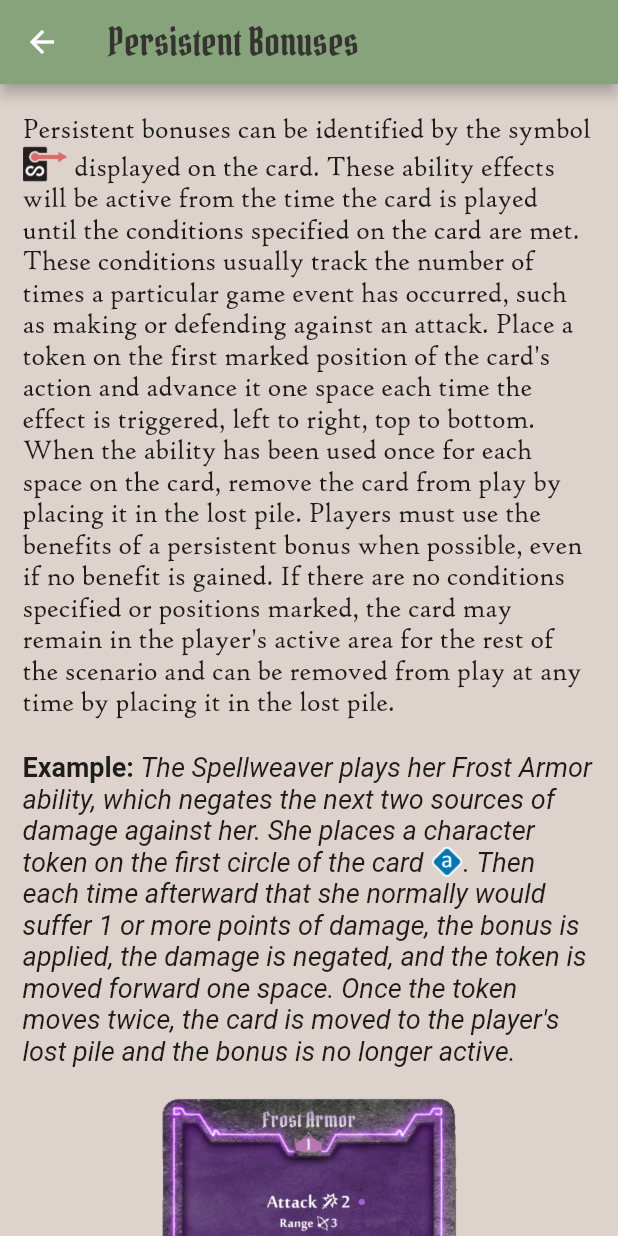
After one commit to schmeff/gloomhaven_reference_guide, a Flutter app: the ActiveBonuses screen opened by its route, after a tap on "Persistent Bonuses", on a phone screen of 412 x 824 dp. The commit adds this screen. Run offline on Flutter 3.47's test engine with Material 2 defaults, Android fonts, the phone set to English and light mode, and no system bars.

Commit message:
active bonuses, persistent bonuses, round bonuses, shield, retaliate, and heal

```diff
--- /dev/null
+++ b/lib/activeBonuses/active_bonuses.dart
@@ -0,0 +1,151 @@
+import 'package:flutter/material.dart';
+
+import '../common/rule_title.dart';
+
+class ActiveBonuses extends StatelessWidget {
+  static const routeName = '/activeBonuses';
+
+  @override
+  Widget build(BuildContext context) {
+    return Scaffold(
+      backgroundColor: Color.fromRGBO(222, 210, 204, 1),
+      appBar: RuleTitle("Active Bonuses", 56),
+      body: Container(
+          margin: EdgeInsets.only(left: 15, right: 15),
+          child: SingleChildScrollView(
+            child: Column(
+              children: <Widget>[
+                RichText(
+                  text: TextSpan(
+                    style: Theme.of(context).textTheme.body1,
+                    children: [
+                      TextSpan(
+                          text: '\nSome abilities can give a character, or his or her abilities, bonuses on other abilities, either persistently until certain conditions ' +
+                              'are fulfilled or for the rest of the round. These abilities are denoted with symbols, and the cards with these effects are playing' +
+                              ' into the active area in front of the player to keep track of these bonuses.\n'),
+                    ],
+                  ),
+                ),
+                RaisedButton(
+                  onPressed: () {
+                    Navigator.pushNamed(context, '/persistentBonuses');
+                  },
+                  child: Row(
+                    mainAxisAlignment: MainAxisAlignment.center,
+                    children: <Widget>[
+                      Container(
+                        margin: EdgeInsets.only(top: 15, bottom: 15),
+                        child: Text(
+                          'Persistent Bonuses',
+                          style: TextStyle(
+                            fontSize: 22,
+                            fontWeight: FontWeight.bold
+                          ),
+                        ),
+                      )
+                    ],
+                  ),
+                ),
+                const SizedBox(height: 10),
+                RaisedButton(
+                  onPressed: () {
+                    Navigator.pushNamed(context, '/roundBonuses');
+                  },
+                  child: Row(
+                    mainAxisAlignment: MainAxisAlignment.center,
+                    children: <Widget>[
+                      Container(
+                        margin: EdgeInsets.only(top: 15, bottom: 15),
+                        child: Text(
+                          'Round Bonuses',
+                          style: TextStyle(
+                            fontSize: 22,
+                            fontWeight: FontWeight.bold
+                          ),
+                        ),
+                      )
+                    ],
+                  ),
+                ),
+                const SizedBox(height: 40),
+                RaisedButton(
+                  onPressed: () {
+                    Navigator.pushNamed(context, '/shield');
+                  },
+                  child: Row(
+                    mainAxisAlignment: MainAxisAlignment.center,
+                    children: <Widget>[
+                      Container(
+                        child: Image(
+                          image: AssetImage('images/shield_icon.png'),
+                          width: 40,
+                        ),
+                        margin: EdgeInsets.only(top: 10, bottom: 10, right: 10),
+                      ),
+                      Text(
+                        'Shield',
+                        style: TextStyle(
+                          fontSize: 22,
+                          fontWeight: FontWeight.bold
+                        ),
+                      )
+                    ],
+                  ),
+                ),
+                const SizedBox(height: 10),
+                RaisedButton(
+                  onPressed: () {
+                    Navigator.pushNamed(context, '/retaliate');
+                  },
+                  child: Row(
+                    mainAxisAlignment: MainAxisAlignment.center,
+                    children: <Widget>[
+                      Container(
+                        child: Image(
+                          image: AssetImage('images/retaliate_icon.png'),
+                          width: 40,
+                        ),
+                        margin: EdgeInsets.only(top: 7, bottom: 7, right: 10),
+                      ),
+                      Text(
+                        'Retaliate',
+                        style: TextStyle(
+                          fontSize: 22,
+                          fontWeight: FontWeight.bold
+                        ),
+                      )
+                    ],
+                  ),
+                ),
+                const SizedBox(height: 10),
+                RaisedButton(
+                  onPressed: () {
+                    Navigator.pushNamed(context, '/heal');
+                  },
+                  child: Row(
+                    mainAxisAlignment: MainAxisAlignment.center,
+                    children: <Widget>[
+                      Container(
+                        child: Image(
+                          image: AssetImage('images/heal_icon.png'),
+                          width: 40,
+                        ),
+                        margin: EdgeInsets.only(top: 5, bottom: 5, right: 10),
+                      ),
+                      Text(
+                        'Heal',
+                        style: TextStyle(
+                          fontSize: 22,
+                          fontWeight: FontWeight.bold
+                        ),
+                      )
+                    ],
+                  ),
+                ),
+                const SizedBox(height: 10),
+              ],
+            ),
+          )),
+    );
+  }
+}
--- /dev/null
+++ b/lib/persistentBonuses/persistent_bonuses.dart
@@ -0,0 +1,150 @@
+import 'package:flutter/material.dart';
+import 'package:gloomhaven_reference_guide/common/reference_letter_image.dart';
+
+import '../common/rule_title.dart';
+
+class PersistentBonuses extends StatelessWidget {
+  static const routeName = '/persistentBonuses';
+
+  @override
+  Widget build(BuildContext context) {
+    return Scaffold(
+      backgroundColor: Color.fromRGBO(222, 210, 204, 1),
+      appBar: RuleTitle("Persistent Bonuses", 56),
+      body: Container(
+          margin: EdgeInsets.only(left: 15, right: 15),
+          child: SingleChildScrollView(
+            child: Column(
+              children: <Widget>[
+                RichText(
+                  text: TextSpan(
+                    style: Theme.of(context).textTheme.body1,
+                    children: [
+                      TextSpan(
+                          text:
+                              '\nPersistent bonuses can be identified by the symbol '),
+                      WidgetSpan(
+                        child: Image(
+                          image: AssetImage('images/persistent_bonus.png'),
+                          width: 30,
+                        ),
+                      ),
+                      TextSpan(
+                          text: ' displayed on the card. These ability effects will be active from the time the card is ' +
+                              'played until the conditions specified on the card are met. These conditions usually track the number of times a particular game event has' +
+                              ' occurred, such as making or defending against an attack. Place a token on the first marked position of the card\'s action and advance it' +
+                              ' one space each time the effect is triggered, left to right, top to bottom. When the ability has been used once for each space on the card, ' +
+                              'remove the card from play by placing it in the lost pile. Players must use the benefits of a persistent bonus when possible, even if no benefit' +
+                              ' is gained. If there are no conditions specified or positions marked, the card may remain in the player\'s active area for the rest of the ' +
+                              'scenario and can be removed from play at any time by placing it in the lost pile.\n'),
+                    ],
+                  ),
+                ),
+                RichText(
+                  text: TextSpan(
+                    style: Theme.of(context).textTheme.body1,
+                    children: [
+                      TextSpan(
+                          text: 'Example: ',
+                          style: TextStyle(fontWeight: FontWeight.bold)),
+                      TextSpan(
+                        text:
+                            'The Spellweaver plays her Frost Armor ability, which negates the next two sources of damage against her. She places a character token on ' +
+                                'the first circle of the card ',
+                        style: TextStyle(fontStyle: FontStyle.italic),
+                      ),
+                      WidgetSpan(
+                        child: ReferenceLetterImage('a'),
+                      ),
+                      TextSpan(
+                        text: '. Then each time afterward that she normally would suffer 1 or more points of damage, the bonus is applied, the damage is negated, and the token' +
+                            ' is moved forward one space. Once the token moves twice, the card is moved to the player\'s lost pile and the bonus is no longer active.\n',
+                        style: TextStyle(fontStyle: FontStyle.italic),
+                      ),
+                    ],
+                  ),
+                ),
+                Container(
+                  width: 200,
+                  child: Image(
+                    image: AssetImage('images/frost_armor_card.png'),
+                  ),
+                  margin: EdgeInsets.only(bottom: 15),
+                ),
+                Row(
+                  mainAxisAlignment: MainAxisAlignment.spaceBetween,
+                  children: <Widget>[
+                    Expanded(
+                      flex: 1,
+                      child: Container(
+                        margin: EdgeInsets.only(left: 5, right: 5),
+                        child: Image(
+                          image: AssetImage('images/brute_token_icon.png'),
+                        ),
+                      ),
+                    ),
+                    Expanded(
+                      flex: 1,
+                      child: Container(
+                        margin: EdgeInsets.only(left: 5, right: 5),
+                        child: Image(
+                          image: AssetImage('images/cragheart_token_icon.png'),
+                        ),
+                      ),
+                    ),
+                    Expanded(
+                      flex: 1,
+                      child: Container(
+                        margin: EdgeInsets.only(left: 5, right: 5),
+                        child: Image(
+                          image: AssetImage('images/mindthief_token_icon.png'),
+                        ),
+                      ),
+                    ),
+                    Expanded(
+                      flex: 1,
+                      child: Container(
+                        margin: EdgeInsets.only(left: 5, right: 5),
+                        child: Image(
+                          image: AssetImage('images/scroundrel_token_icon.png'),
+                        ),
+                      ),
+                    ),
+                    Expanded(
+                      flex: 1,
+                      child: Container(
+                        margin: EdgeInsets.only(left: 5, right: 5),
+                        child: Image(
+                          image: AssetImage('images/spellweaver_token_icon.png'),
+                        ),
+                      ),
+                    ),
+                    Expanded(
+                      flex: 1,
+                      child: Container(
+                        margin: EdgeInsets.only(left: 5, right: 5),
+                        child: Image(
+                          image: AssetImage('images/tinkerer_token_icon.png'),
+                        ),
+                      ),
+                    ),
+                  ],
+                ),
+                SizedBox(height: 5),
+                RichText(
+                  text: TextSpan(
+                    style: Theme.of(context).textTheme.body1,
+                    children: [
+                      TextSpan(
+                        text: 'Examples of Character Tokens\n',
+                        style: TextStyle(fontStyle: FontStyle.italic),
+                      ),
+                    ],
+                  ),
+                ),
+              ],
+            ),
+          )),
+    );
+  }
+}
--- /dev/null
+++ b/lib/roundBonuses/round_bonuses.dart
@@ -0,0 +1,69 @@
+import 'package:flutter/material.dart';
+
+import '../common/rule_title.dart';
+
+class RoundBonuses extends StatelessWidget {
+  static const routeName = '/roundBonuses';
+
+  @override
+  Widget build(BuildContext context) {
+    return Scaffold(
+      backgroundColor: Color.fromRGBO(222, 210, 204, 1),
+      appBar: RuleTitle("Round Bonuses", 56),
+      body: Container(
+          margin: EdgeInsets.only(left: 15, right: 15),
+          child: SingleChildScrollView(
+            child: Column(
+              children: <Widget>[
+                RichText(
+                  text: TextSpan(
+                    style: Theme.of(context).textTheme.body1,
+                    children: [
+                      TextSpan(text: '\nRound bonuses will have this sybmol  '),
+                      WidgetSpan(
+                        child: Image(
+                          image: AssetImage('images/round_bonus.png'),
+                          width: 30,
+                        ),
+                      ),
+                      TextSpan(
+                          text: ' on the card. The effect of the ability will be active from the time the card is played until the end' +
+                              ' of the round, at which point the card will be placed in the player\'s discard or lost pile (depending on' +
+                              ' whether the action also contains a '),
+                      WidgetSpan(
+                        child: Image(
+                          image: AssetImage('images/lost.png'),
+                          width: 25,
+                        ),
+                      ),
+                      TextSpan(text: ' symbol).\n'),
+                    ],
+                  ),
+                ),
+                RichText(
+                  text: TextSpan(
+                    style: Theme.of(context).textTheme.body1,
+                    children: [
+                      TextSpan(
+                          text:
+                              'Even though a bonus card is placed in the active area, it is still considered discarded or lost, depending on whether the action ' +
+                                  'also contains a '),
+                      WidgetSpan(
+                        child: Image(
+                          image: AssetImage('images/lost.png'),
+                          width: 25,
+                        ),
+                      ),
+                      TextSpan(
+                          text:
+                              ' symbol. At any time, these cards can be moved to the appropriate pile, however, doing so immediately removes any bonuses that' +
+                                  ' were being applied by the card.\n'),
+                    ],
+                  ),
+                ),
+              ],
+            ),
+          )),
+    );
+  }
+}
--- a/lib/routes.dart
+++ b/lib/routes.dart
@@ -33,6 +33,12 @@ import './invisible/invisible.dart';
 import './strengthen/strengthen.dart';
 import './bless/bless.dart';
 import './elementalInfusions/elemental_infusion.dart';
+import './activeBonuses/active_bonuses.dart';
+import './persistentBonuses/persistent_bonuses.dart';
+import './roundBonuses/round_bonuses.dart';
+import './shield/shield.dart';
+import './retaliate/retaliate.dart';
+import './heal/heal.dart';
 
 
 import './rule_description.dart';
@@ -74,6 +80,12 @@ class Routes {
     Strengthen.routeName: (context) => Strengthen(),
     Bless.routeName: (context) => Bless(),
     ElementalInfusions.routeName: (context) => ElementalInfusions(),
+    ActiveBonuses.routeName: (context) => ActiveBonuses(),
+    PersistentBonuses.routeName: (context) => PersistentBonuses(),
+    RoundBonuses.routeName: (context) => RoundBonuses(),
+    Shield.routeName: (context) => Shield(),
+    Heal.routeName: (context) => Heal(),
+    Retaliate.routeName: (context) => Retaliate(),
     RuleDescription.routeName: (context) => RuleDescription(),
   };
 
--- a/lib/rules.dart
+++ b/lib/rules.dart
@@ -404,7 +404,15 @@ class Rules {
           ' choose which element is created or consumed.'
     },
     {
-      'title': 'Persistent Bonus',
+      'title': 'Active Bonuses',
+      'route': '/activeBonuses',
+      'description': 'Some abilities can give a character, or his or her abilities, bonuses on other abilities, either persistently until certain conditions ' +
+                     'are fulfilled or for the rest of the round. These abilities are denoted with symbols, and the cards with these effects are playing' +
+                     ' into the active area in front of the player to keep track of these bonuses.'
+    },
+    {
+      'title': 'Persistent Bonuses',
+      'route': '/persistentBonuses',
       'description': 'Persistent bonuses can be identified by the above symbol displayed on the card. These ability effects will be active from the time the card is ' +
           'played until the conditions specified on the card are met. These conditions usually track the number of times a particular game event has' +
           ' occurred, such as making or defending against an attack. Place a token on the first marked position of the card\'s action and advance it' +
@@ -417,7 +425,8 @@ class Rules {
           'forward one space. Once the token moves twice, the card is moved to the player\'s lost pile and the bonus is no longer active.'
     },
     {
-      'title': 'Round Bonus',
+      'title': 'Round Bonuses',
+      'route': '/roundBonuses',
       'description': 'Round bonuses will have the above symbol on the card. The effect of the ability will be active from the time the card is played until the end' +
           ' of the round, at which point the card will be placed in the player\'s discard or lost pile (depending on whether the action also contains an' +
           ' symbol).\n\nEven though a bonus card is placed in the active area, it is still considered discarded or lost, depending on whether the action ' +
@@ -426,12 +435,14 @@ class Rules {
     },
     {
       'title': 'Shield',
+      'route': '/shield',
       'description':
           'A "Shield X" bonus ability gives the recipient a defender\'s bonus that reduces any incoming attack value by X. Multiple shield bonuses stack with one ' +
               'another and can be applied in any order. A shield bonus only applies to damage caused by an attack.'
     },
     {
       'title': 'Retaliate',
+      'route': '/retaliate',
       'description': 'A "Retaliate X" bonus ability causes the recipient to inflict X points of damage on figures who attack it from an adjacent hex for each attack made. ' +
           'A retaliate bonus can also be accompanied by a "Range Y" value, which means that the retaliate damage is applied to any attacker within Y hexes. A ' +
           'retaliate takes effect after the attack that initiated it. If the retaliating figure is killed or exhausted by the attack, then the retaliate does ' +
@@ -439,6 +450,7 @@ class Rules {
     },
     {
       'title': 'Heal',
+      'route': '/heal',
       'description':
           'A "Heal X" ability allows a figure to return X hit points to either themselves or one ally within the ability\'s range. Heals are always accompanied ' +
               'by one of two labels:\n\n"Range Y" means that any ally within Y hexes, or the figure performing the heal, can be affected by the heal. Like all ' +
```
Also changed, not shown: lib/heal/heal.dart (added, +41 -0 lines), lib/retaliate/retaliate.dart (added, +42 -0 lines), lib/shield/shield.dart (added, +40 -0 lines), images/brute_token_icon.png (added), images/cragheart_token_icon.png (added), images/frost_armor_card.png (added), images/heal_icon.png (added), images/mindthief_token_icon.png (added), images/retaliate_icon.png (added), images/scroundrel_token_icon.png (added), images/shield_icon.png (added), images/spellweaver_token_icon.png (added), images/tinkerer_token_icon.png (added).
